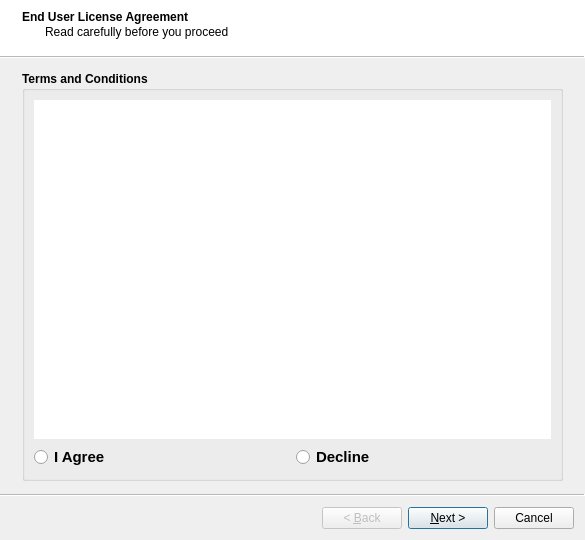
First picture: the form in ui/wizard/ui_stdm_config.ui, repository gltn/stdm, before the edit.
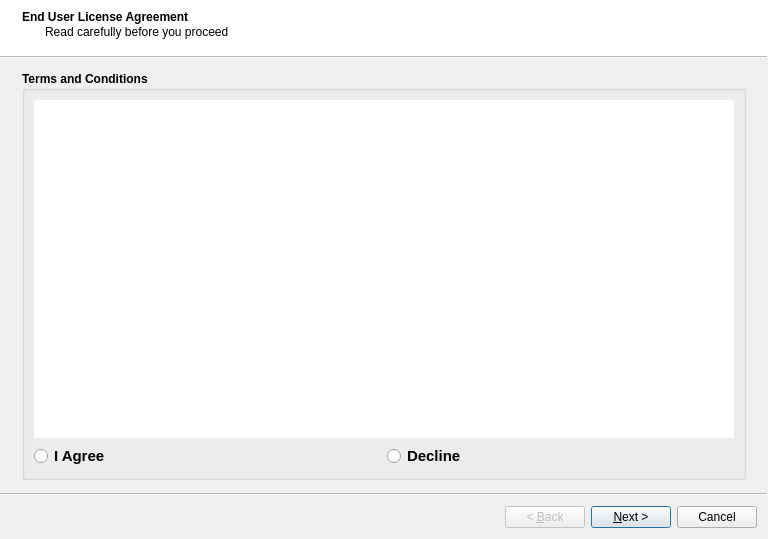
Second picture: the form after the edit. Icons and pictures are not drawn.

```diff
--- a/ui/wizard/ui_stdm_config.ui
+++ b/ui/wizard/ui_stdm_config.ui
@@ -9,8 +9,8 @@
    <rect>
     <x>0</x>
     <y>0</y>
-    <width>585</width>
-    <height>540</height>
+    <width>768</width>
+    <height>539</height>
    </rect>
   </property>
   <property name="sizePolicy">
```
Left out of the diff: 317 changed lines with no effect on the pictures. Lines whose indentation alone changed are shown as unchanged.
